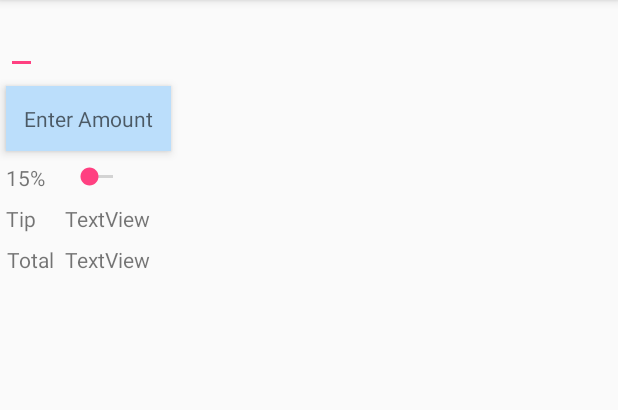
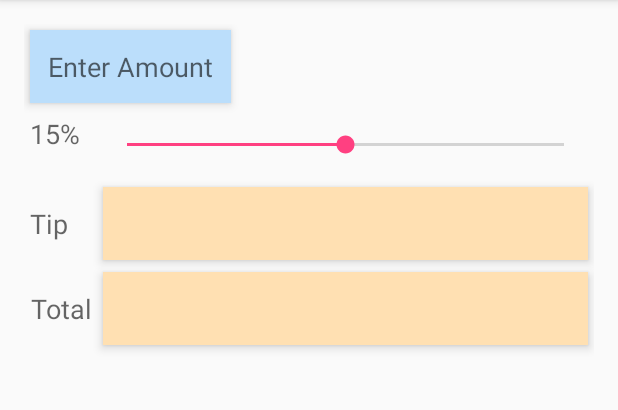
Before and after one commit to solandmedotru/SmartTipCalculator, an Android app: the screen it shows after launch (MainActivity), on a phone screen of 412 x 824 dp, the part 84-494 px from its top. Run offline under Robolectric (Android 15) with nearby library versions, the phone set to English and light mode, and no system bars.

Commit message:
created main layout

```diff
--- a/app/src/main/res/layout/activity_main.xml
+++ b/app/src/main/res/layout/activity_main.xml
@@ -5,6 +5,10 @@
     android:layout_width="match_parent"
     android:layout_height="match_parent"
     android:columnCount="2"
+    android:paddingBottom="@dimen/activity_vertical_margin"
+    android:paddingLeft="@dimen/activity_horizontal_margin"
+    android:paddingRight="@dimen/activity_horizontal_margin"
+    android:paddingTop="@dimen/activity_vertical_margin"
     android:useDefaultMargins="true"
     tools:context="ru.solandme.smarttipcalculator.MainActivity">
 
@@ -14,58 +18,76 @@
         android:layout_height="wrap_content"
         android:layout_column="0"
         android:layout_columnSpan="2"
+        android:digits="0123456789"
         android:inputType="number"
-        android:digits="0123456789"
-        android:maxLength="6"/>
+        android:maxLength="6" />
 
     <TextView
         android:id="@+id/amountTextView"
         android:layout_width="wrap_content"
         android:layout_height="wrap_content"
+        android:layout_column="0"
         android:layout_columnSpan="2"
         android:layout_row="0"
+        android:background="@color/amount_background"
+        android:elevation="@dimen/elevation"
+        android:gravity="fill_horizontal"
         android:hint="@string/enter_amount"
-        android:gravity="fill_horizontal"
-        android:background="@color/amount_background"
         android:padding="@dimen/textview_padding"
-        android:elevation="4dp"/>
+        android:textAppearance="?android:attr/textAppearanceMedium" />
 
     <TextView
         android:id="@+id/percentTextView"
         android:layout_width="wrap_content"
         android:layout_height="wrap_content"
+        android:gravity="center_vertical|end"
         android:text="@string/tip_percentage"
-        android:gravity="end"/>
+        android:textAppearance="?android:attr/textAppearanceMedium" />
 
     <SeekBar
         android:id="@+id/percentSeekBar"
         android:layout_width="wrap_content"
-        android:layout_height="wrap_content" />
+        android:layout_height="@dimen/seekbar_height"
+        android:layout_gravity="fill_horizontal"
+        android:max="30"
+        android:progress="15" />
 
     <TextView
         android:id="@+id/tipLabelTextView"
         android:layout_width="wrap_content"
         android:layout_height="wrap_content"
+        android:gravity="end"
         android:text="@string/tip"
-        android:gravity="end"/>
+        android:textAppearance="?android:attr/textAppearanceMedium" />
 
     <TextView
         android:id="@+id/tipTextView"
         android:layout_width="wrap_content"
         android:layout_height="wrap_content"
-        android:text="TextView" />
+        android:textAppearance="?android:attr/textAppearanceMedium"
+        android:gravity="center"
+        android:layout_gravity="fill_horizontal"
+        android:background="@color/result_background"
+        android:padding="@dimen/textview_padding"
+        android:elevation="@dimen/elevation"/>
 
     <TextView
         android:id="@+id/totalLabelTextView"
         android:layout_width="wrap_content"
         android:layout_height="wrap_content"
+        android:gravity="end"
         android:text="@string/total"
-        android:gravity="end"/>
+        android:textAppearance="?android:attr/textAppearanceMedium" />
 
     <TextView
         android:id="@+id/totalTextView"
         android:layout_width="wrap_content"
         android:layout_height="wrap_content"
-        android:text="TextView" />
+        android:textAppearance="?android:attr/textAppearanceMedium"
+        android:layout_gravity="fill_horizontal"
+        android:gravity="center"
+        android:background="@color/result_background"
+        android:padding="@dimen/textview_padding"
+        android:elevation="@dimen/elevation"/>
 
 </GridLayout>
--- a/app/src/main/res/values/colors.xml
+++ b/app/src/main/res/values/colors.xml
@@ -4,4 +4,5 @@
     <color name="colorPrimaryDark">#303F9F</color>
     <color name="colorAccent">#FF4081</color>
     <color name="amount_background">#BBDEFB</color>
+    <color name="result_background">#FFE0B2</color>
 </resources>
--- a/app/src/main/res/values/dimens.xml
+++ b/app/src/main/res/values/dimens.xml
@@ -3,4 +3,6 @@
     <dimen name="activity_horizontal_margin">16dp</dimen>
     <dimen name="activity_vertical_margin">16dp</dimen>
     <dimen name="textview_padding">12dp</dimen>
+    <dimen name="seekbar_height">40dp</dimen>
+    <dimen name="elevation">4dp</dimen>
 </resources>
```
Also changed, not shown: 1 other file.
